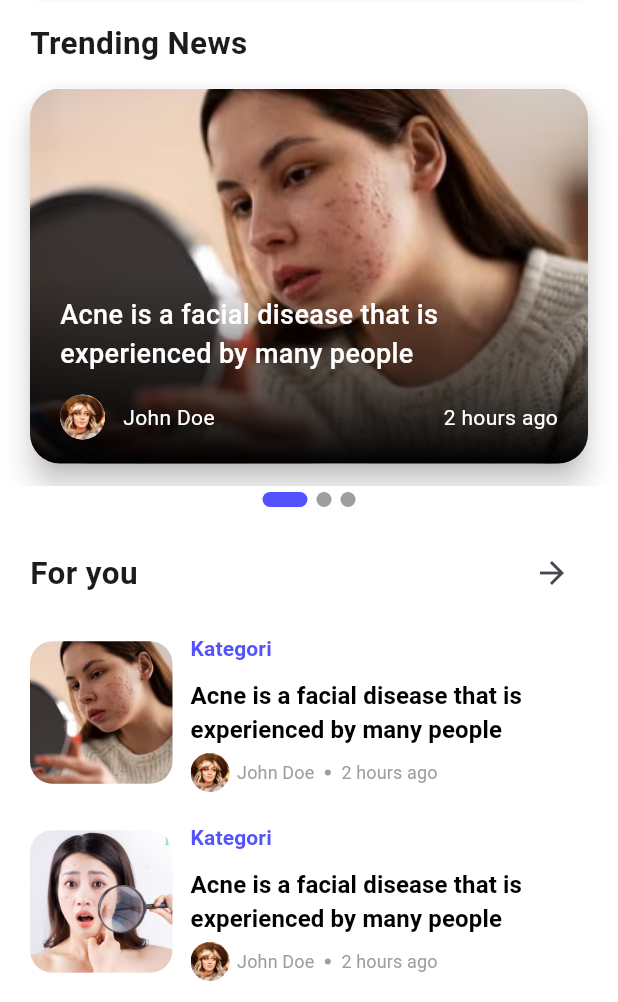
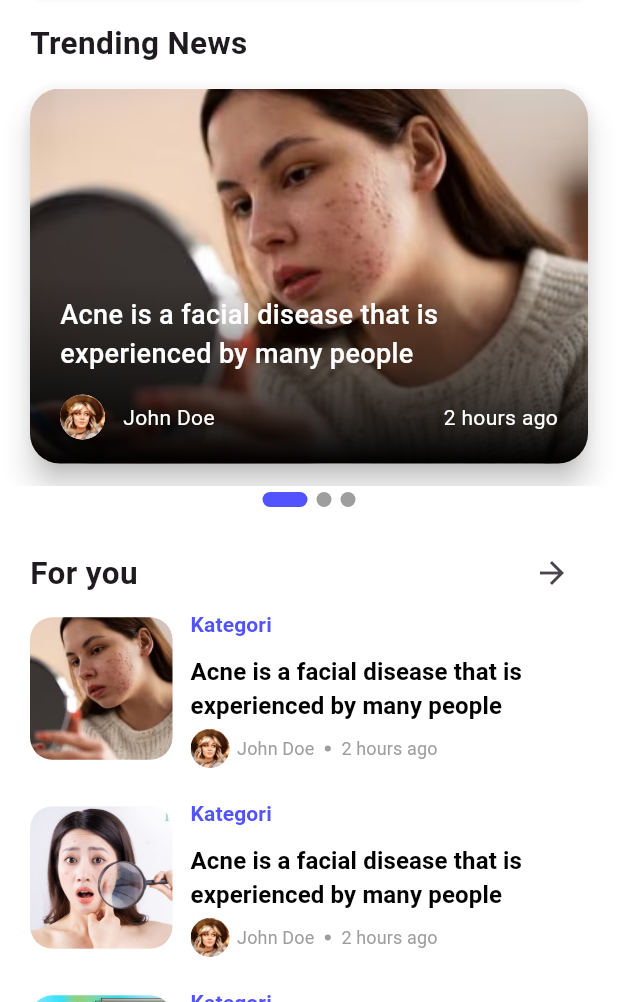
Before and after one commit to NocturnalTeamTI-3G/frontend_mobile_tugasbesar, a Flutter app: the NewsPage screen opened directly, on a phone screen of 412 x 824 dp, the part 234-1236 px from its top. Run offline on Flutter 3.47's test engine with Material 3 defaults, Android fonts, the phone set to English and light mode, and no system bars; drawn by our look-alikes of carousel_slider; our stand-ins replace animated_splash_screen, camera, flutter_svg, get, google_fonts, lottie and 1 more.

Commit message:
fix news page

```diff
--- a/lib/views/news/pages/news_page.dart
+++ b/lib/views/news/pages/news_page.dart
@@ -171,8 +171,9 @@ class _NewsPageState extends State<NewsPage>
                         )
                       ],
                     ),
-                    const SizedBox(height: 6),
-                    ConstrainedBox(
+                    Transform.translate(
+                      offset: const Offset(0, -10),
+                      child: ConstrainedBox(
                         constraints: const BoxConstraints(minHeight: 250),
                         child: ListView.builder(
                           shrinkWrap: true,
@@ -182,6 +183,7 @@ class _NewsPageState extends State<NewsPage>
                             final artikel = newsProvider.listArtikel[index];
                             return CustomCard(artikel: artikel);
                           },
+                        ),
                       ),
                     ),
                   ],
```
Lines whose indentation alone changed are shown as unchanged.
